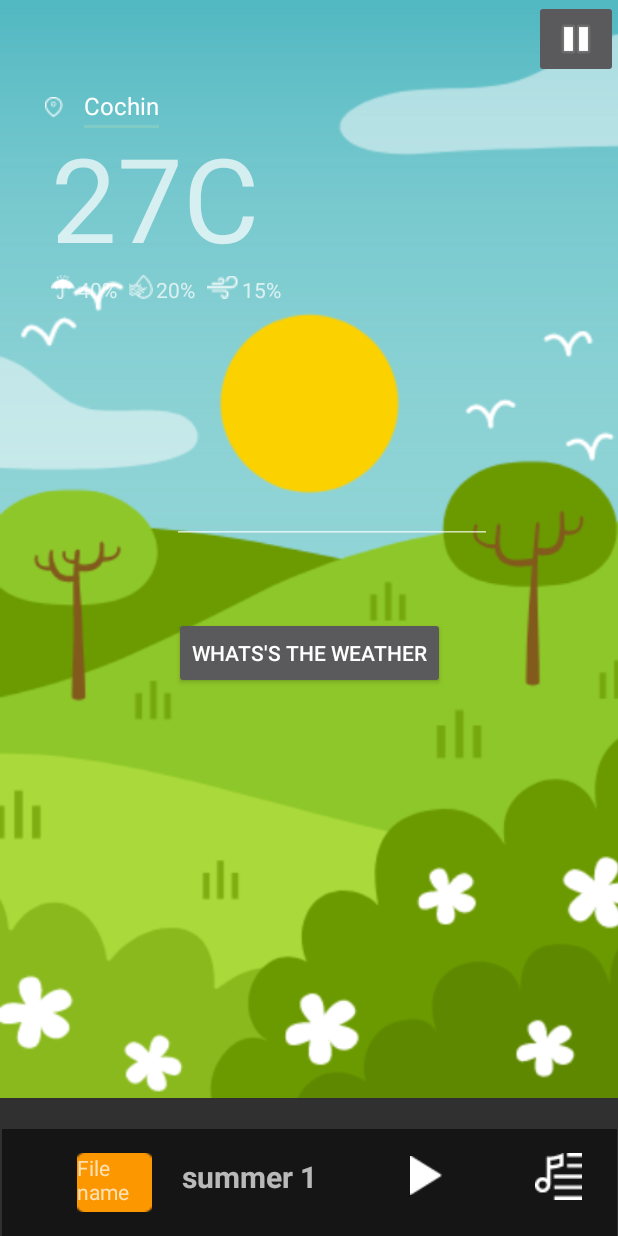
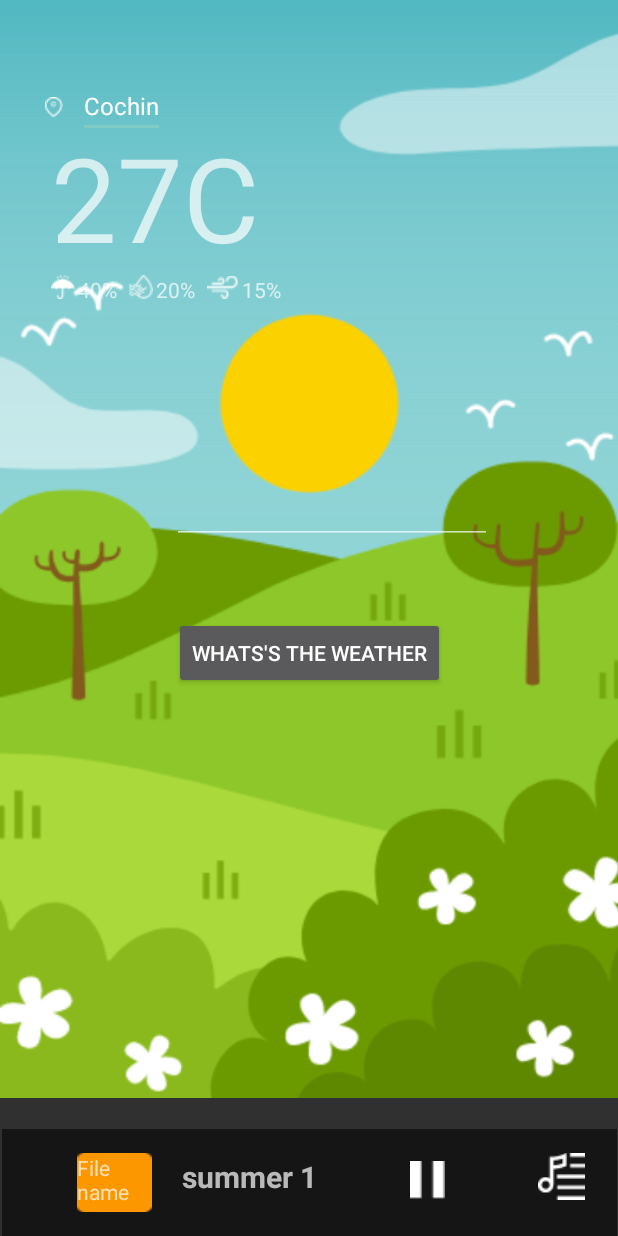
Before and after one commit to nocturnalbeast/wave, an Android app: the screen it shows after launch (MainActivity), on a phone screen of 412 x 824 dp. Run offline under Robolectric (Android 15) with nearby library versions, the light colour scheme and no system bars.

Commit message:
Progess in mainactivity for volume

```diff
--- a/app/src/main/res/layout/activity_main.xml
+++ b/app/src/main/res/layout/activity_main.xml
@@ -162,14 +162,14 @@
             android:textSize="20dp"
             android:textStyle="bold" />
 
-        <ImageButton
-            android:id="@+id/imageButton"
-            android:layout_width="wrap_content"
-            android:layout_height="wrap_content"
+
+        <Button
+            android:id="@+id/playbutton"
+            android:layout_width="23dp"
+            android:layout_height="25dp"
             android:layout_marginLeft="62dp"
             android:layout_marginTop="8dp"
-            android:background="@android:color/transparent"
-            app:srcCompat="@drawable/playbutton" />
+            android:background="@drawable/pausebutton" />
 
         <ImageButton
             android:id="@+id/songList"
@@ -235,13 +235,5 @@
         app:layout_constraintTop_toBottomOf="@+id/weatherTextView"
         app:layout_constraintVertical_bias="0.0" />
 
-    <ImageButton
-        android:id="@+id/playPause"
-        android:layout_width="wrap_content"
-        android:layout_height="wrap_content"
-        app:layout_constraintEnd_toEndOf="parent"
-        app:layout_constraintTop_toTopOf="parent"
-        app:srcCompat="@android:drawable/ic_media_pause" />
-
 
 </androidx.constraintlayout.widget.ConstraintLayout>
--- a/app/src/main/res/layout/activity_second.xml
+++ b/app/src/main/res/layout/activity_second.xml
@@ -342,7 +342,7 @@
             android:textStyle="bold" />
 
         <ImageButton
-            android:id="@+id/imageButton"
+            android:id="@+id/playButton"
             android:layout_width="wrap_content"
             android:layout_height="wrap_content"
             android:layout_marginLeft="62dp"
```
Also changed, not shown: app/src/main/assets/progress.json (added, +45 -0 lines), app/src/main/assets/songs.json (+7 -2 lines), app/src/main/java/com/kitebe/wave/MainActivity.java (+70 -14 lines), app/src/main/res/drawable-v24/pausebutton.png (added), 5 other files.
